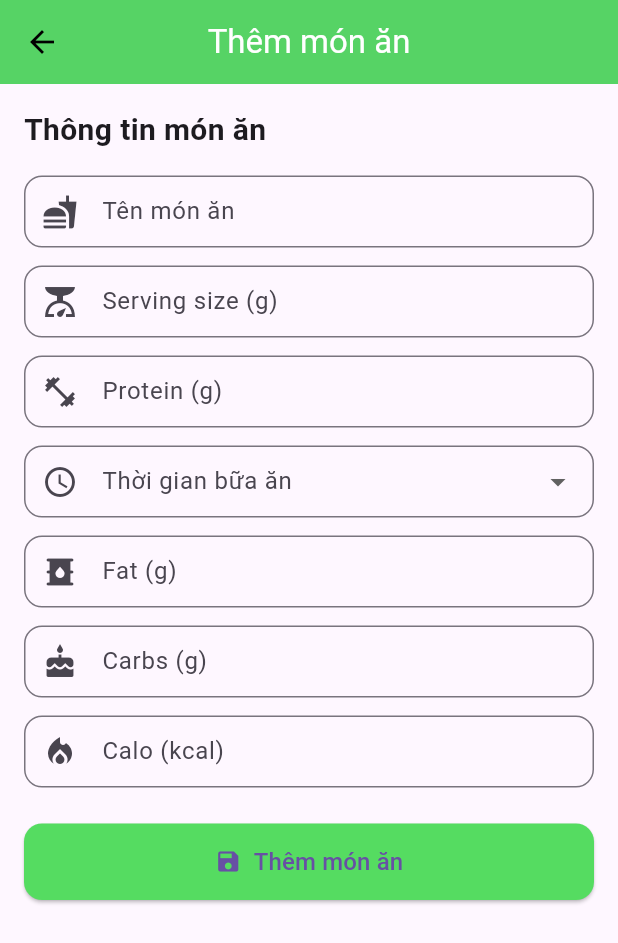
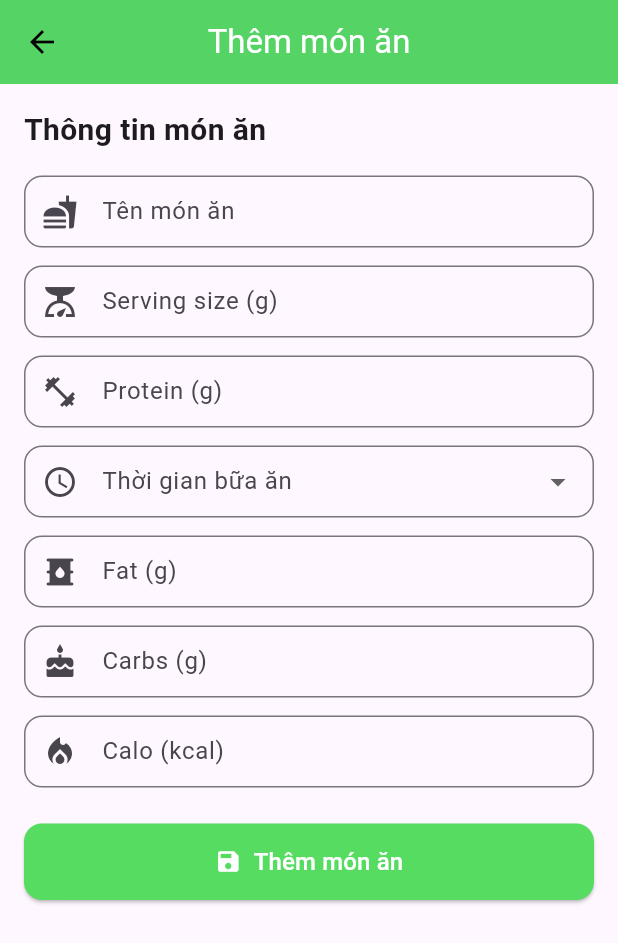
Before and after one commit to Son301203/daily_calo, a Flutter app: the MealScreen screen opened by its route, after a tap on the "add" icon, on a phone screen of 412 x 824 dp. Shown: the top 943 px of the screen. Run offline on Flutter 3.47's test engine with Material 3 defaults, Android fonts, the phone set to English and light mode, and no system bars; our stand-ins replace cloud_firestore, firebase_auth, firebase_core, get; accounts and stored records are empty.

Commit message:
Meal, Meal Detail, Meal Management Controller

```diff
--- /dev/null
+++ b/lib/controllers/meal_management_controller.dart
@@ -0,0 +1,64 @@
+import 'package:cloud_firestore/cloud_firestore.dart';
+import 'package:firebase_auth/firebase_auth.dart';
+import 'package:daily_calo/models/meal.dart';
+
+class MealManagementController {
+  final CollectionReference mealsCollection = FirebaseFirestore.instance
+      .collection('Meals');
+  final FirebaseAuth auth = FirebaseAuth.instance;
+
+  // Get user ID
+  String? getCurrentUserId() {
+    return auth.currentUser?.uid;
+  }
+
+  // Add
+  Future<void> addMeal(Meal meal) async {
+    final userId = getCurrentUserId();
+
+    await mealsCollection.add({
+      ...meal.toMap(),
+      'user_id': userId,
+    });
+  }
+
+  // Update
+  Future<void> updateMeal(Meal meal) async {
+    await mealsCollection.doc(meal.id).update(meal.toMap());
+  }
+
+  // delete
+  Future<void> deleteMeal(String mealId) async {
+    await mealsCollection.doc(mealId).delete();
+  }
+
+  // Get mealtype
+  Stream<List<Meal>> getMealType(String mealType) {
+    final userId = getCurrentUserId();
+
+    return mealsCollection
+        .where('user_id', isEqualTo: userId)
+        .where('period_time', isEqualTo: mealType)
+        .snapshots()
+        .map(
+          (snapshot) =>
+              snapshot.docs
+                  .map(
+                    (doc) => Meal.fromMap(
+                      doc.id,
+                      doc.data() as Map<String, dynamic>,
+                    ),
+                  )
+                  .toList(),
+        );
+  }
+
+  //Get meal
+  Future<Meal?> getMeal(String mealId) async {
+    final doc = await mealsCollection.doc(mealId).get();
+    if (doc.exists) {
+      return Meal.fromMap(doc.id, doc.data() as Map<String, dynamic>);
+    }
+    return null;
+  }
+}
--- a/lib/views/screens/manage_meal_screen.dart
+++ b/lib/views/screens/manage_meal_screen.dart
@@ -1,54 +1,55 @@
 import 'package:daily_calo/utils/app_color.dart';
+import 'package:firebase_auth/firebase_auth.dart';
 import 'package:flutter/material.dart';
+import 'package:daily_calo/models/meal.dart';
 
 class ManageMealScreen extends StatefulWidget {
-  final Map<String, dynamic>? dish;
+  final Meal? meal;
 
-  const ManageMealScreen({super.key, this.dish});
+  const ManageMealScreen({super.key, this.meal});
 
   @override
   State<ManageMealScreen> createState() => _ManageMealScreenState();
 }
 
 class _ManageMealScreenState extends State<ManageMealScreen> {
-  final _formKey = GlobalKey<FormState>();
-  final _nameController = TextEditingController();
-  final _servingSizeController = TextEditingController();
-  final _proteinController = TextEditingController();
-  final _fatController = TextEditingController();
-  final _carbsController = TextEditingController();
-  final _caloriesController = TextEditingController();
-  String? _selectedPeriodTime;
+  final formKey = GlobalKey<FormState>();
+  final nameController = TextEditingController();
+  final servingSizeController = TextEditingController();
+  final proteinController = TextEditingController();
+  final fatController = TextEditingController();
+  final carbsController = TextEditingController();
+  final caloriesController = TextEditingController();
+  String? selectedPeriodTime;
 
-  final List<String> _periodTimes = ['Bữa sáng', 'Bữa trưa', 'Bữa tối'];
+  final List<String> periodTimes = ['Bữa sáng', 'Bữa trưa', 'Bữa tối'];
 
   @override
   void initState() {
     super.initState();
-    // Điền sẵn dữ liệu nếu dish được truyền vào
-    if (widget.dish != null) {
-      _nameController.text = widget.dish!['name'];
-      _servingSizeController.text = widget.dish!['serving_size'].toString();
-      _proteinController.text = widget.dish!['protein'].toString();
-      _fatController.text = widget.dish!['fat'].toString();
-      _carbsController.text = widget.dish!['carbs'].toString();
-      _caloriesController.text = widget.dish!['calories'].toString();
-      _selectedPeriodTime = widget.dish!['period_time'];
+    if (widget.meal != null) {
+      nameController.text = widget.meal!.title;
+      servingSizeController.text = widget.meal!.servingSize.toString();
+      proteinController.text = widget.meal!.protein.toString();
+      fatController.text = widget.meal!.fat.toString();
+      carbsController.text = widget.meal!.carbs.toString();
+      caloriesController.text = widget.meal!.calo.toString();
+      selectedPeriodTime = widget.meal!.periodTime;
     }
   }
 
   @override
   void dispose() {
-    _nameController.dispose();
-    _servingSizeController.dispose();
-    _proteinController.dispose();
-    _fatController.dispose();
-    _carbsController.dispose();
-    _caloriesController.dispose();
+    nameController.dispose();
+    servingSizeController.dispose();
+    proteinController.dispose();
+    fatController.dispose();
+    carbsController.dispose();
+    caloriesController.dispose();
     super.dispose();
   }
 
-  InputDecoration _inputDecoration(String label, {IconData? icon}) {
+  InputDecoration inputDecoration(String label, {IconData? icon}) {
     return InputDecoration(
       labelText: label,
       prefixIcon: icon != null ? Icon(icon) : null,
@@ -61,7 +62,7 @@ class _ManageMealScreenState extends State<ManageMealScreen> {
 
   @override
   Widget build(BuildContext context) {
-    final isEditMode = widget.dish != null;
+    final isEditMode = widget.meal != null;
 
     return Scaffold(
       appBar: AppBar(
@@ -75,7 +76,7 @@ class _ManageMealScreenState extends State<ManageMealScreen> {
       body: Padding(
         padding: const EdgeInsets.all(16.0),
         child: Form(
-          key: _formKey,
+          key: formKey,
           child: ListView(
             children: [
               const Text(
@@ -84,15 +85,15 @@ class _ManageMealScreenState extends State<ManageMealScreen> {
               ),
               const SizedBox(height: 16),
               TextFormField(
-                controller: _nameController,
-                decoration: _inputDecoration('Tên món ăn', icon: Icons.fastfood),
+                controller: nameController,
+                decoration: inputDecoration('Tên món ăn', icon: Icons.fastfood),
                 validator: (value) =>
                     (value == null || value.isEmpty) ? 'Vui lòng nhập tên món ăn' : null,
               ),
               const SizedBox(height: 12),
               TextFormField(
-                controller: _servingSizeController,
-                decoration: _inputDecoration('Serving size (g)', icon: Icons.scale),
+                controller: servingSizeController,
+                decoration: inputDecoration('Serving size (g)', icon: Icons.scale),
                 keyboardType: TextInputType.number,
                 validator: (value) {
                   if (value == null || value.isEmpty) return 'Vui lòng nhập serving size';
@@ -102,8 +103,8 @@ class _ManageMealScreenState extends State<ManageMealScreen> {
               ),
               const SizedBox(height: 12),
               TextFormField(
-                controller: _proteinController,
-                decoration: _inputDecoration('Protein (g)', icon: Icons.fitness_center),
+                controller: proteinController,
+                decoration: inputDecoration('Protein (g)', icon: Icons.fitness_center),
                 keyboardType: TextInputType.number,
                 validator: (value) {
                   if (value == null || value.isEmpty) return 'Vui lòng nhập protein';
@@ -113,22 +114,22 @@ class _ManageMealScreenState extends State<ManageMealScreen> {
               ),
               const SizedBox(height: 12),
               DropdownButtonFormField<String>(
-                decoration: _inputDecoration('Thời gian bữa ăn', icon: Icons.schedule),
-                value: _selectedPeriodTime,
-                items: _periodTimes.map((period) {
+                decoration: inputDecoration('Thời gian bữa ăn', icon: Icons.schedule),
+                value: selectedPeriodTime,
+                items: periodTimes.map((period) {
                   return DropdownMenuItem(
                     value: period,
                     child: Text(period),
                   );
                 }).toList(),
-                onChanged: (value) => setState(() => _selectedPeriodTime = value),
+                onChanged: (value) => setState(() => selectedPeriodTime = value),
                 validator: (value) =>
                     value == null ? 'Vui lòng chọn thời gian bữa ăn' : null,
               ),
               const SizedBox(height: 12),
               TextFormField(
-                controller: _fatController,
-                decoration: _inputDecoration('Fat (g)', icon: Icons.oil_barrel),
+                controller: fatController,
+                decoration: inputDecoration('Fat (g)', icon: Icons.oil_barrel),
                 keyboardType: const TextInputType.numberWithOptions(decimal: true),
                 validator: (value) {
                   if (value == null || value.isEmpty) return 'Vui lòng nhập fat';
@@ -138,8 +139,8 @@ class _ManageMealScreenState extends State<ManageMealScreen> {
               ),
               const SizedBox(height: 12),
               TextFormField(
-                controller: _carbsController,
-                decoration: _inputDecoration('Carbs (g)', icon: Icons.cake),
+                controller: carbsController,
+                decoration: inputDecoration('Carbs (g)', icon: Icons.cake),
                 keyboardType: TextInputType.number,
                 validator: (value) {
                   if (value == null || value.isEmpty) return 'Vui lòng nhập carbs';
@@ -149,8 +150,8 @@ class _ManageMealScreenState extends State<ManageMealScreen> {
               ),
               const SizedBox(height: 12),
               TextFormField(
-                controller: _caloriesController,
-                decoration: _inputDecoration('Calo (kcal)', icon: Icons.local_fire_department),
+                controller: caloriesController,
+                decoration: inputDecoration('Calo (kcal)', icon: Icons.local_fire_department),
                 keyboardType: TextInputType.number,
                 validator: (value) {
                   if (value == null || value.isEmpty) return 'Vui lòng nhập calo';
@@ -162,10 +163,10 @@ class _ManageMealScreenState extends State<ManageMealScreen> {
               SizedBox(
                 width: double.infinity,
                 child: ElevatedButton.icon(
-                  icon: const Icon(Icons.save),
+                  icon: const Icon(Icons.save, color: AppColors.whiteText,),
                   label: Text(
                     isEditMode ? 'Lưu chỉnh sửa' : 'Thêm món ăn',
-                    style: const TextStyle(fontSize: 16),
+                    style: const TextStyle(fontSize: 16, color: AppColors.whiteText),
                   ),
                   style: ElevatedButton.styleFrom(
                     backgroundColor: AppColors.primary,
@@ -175,17 +176,20 @@ class _ManageMealScreenState extends State<ManageMealScreen> {
                     ),
                   ),
                   onPressed: () {
-                    if (_formKey.currentState!.validate()) {
-                      final dishData = {
-                        'name': _nameController.text,
-                        'serving_size': int.parse(_servingSizeController.text),
-                        'protein': int.parse(_proteinController.text),
-                        'period_time': _selectedPeriodTime,
-                        'fat': double.parse(_fatController.text),
-                        'carbs': int.parse(_carbsController.text),
-                        'calories': int.parse(_caloriesController.text),
-                      };
-                      Navigator.pop(context, dishData);
+                    if (formKey.currentState!.validate()) {
+                      final userId = FirebaseAuth.instance.currentUser?.uid ?? '';
+                      final mealData = Meal(
+                        id: widget.meal?.id ?? '',
+                        title: nameController.text,
+                        servingSize: int.parse(servingSizeController.text),
+                        protein: int.parse(proteinController.text),
+                        periodTime: selectedPeriodTime!,
+                        fat: double.parse(fatController.text),
+                        carbs: int.parse(carbsController.text),
+                        calo: int.parse(caloriesController.text),
+                        userId: isEditMode ? widget.meal!.userId : userId,
+                      );
+                      Navigator.pop(context, mealData);
                     }
                   },
                 ),
--- a/lib/views/screens/meal_screen.dart
+++ b/lib/views/screens/meal_screen.dart
@@ -1,3 +1,5 @@
+import 'package:daily_calo/controllers/meal_management_controller.dart';
+import 'package:daily_calo/models/meal.dart';
 import 'package:daily_calo/utils/app_color.dart';
 import 'package:flutter/material.dart';
 import 'manage_meal_screen.dart';
@@ -11,52 +13,13 @@ class MealScreen extends StatefulWidget {
 }
 
 class _MealScreenState extends State<MealScreen> {
-  final List<String> _meals = ['Bữa sáng', 'Bữa trưa', 'Bữa tối'];
-  int _selectedMealIndex = 0;
+  final List<String> meals = ['Bữa sáng', 'Bữa trưa', 'Bữa tối'];
+  int selectedMealIndex = 0;
 
-  final List<Map<String, dynamic>> _dishes = [
-    {
-      'name': 'Cháo yến mạch',
-      'serving_size': 200,
-      'protein': 5,
-      'period_time': 'Bữa sáng',
-      'fat': 2.5,
-      'carbs': 27,
-      'calories': 150,
-    },
-    {
-      'name': 'Cháo',
-      'serving_size': 250,
-      'protein': 6,
-      'period_time': 'Bữa sáng',
-      'fat': 3.0,
-      'carbs': 30,
-      'calories': 250,
-    },
-    {
-      'name': 'Cơm chiên trứng',
-      'serving_size': 300,
-      'protein': 10,
-      'period_time': 'Bữa trưa',
-      'fat': 12.0,
-      'carbs': 40,
-      'calories': 300,
-    },
-    {
-      'name': 'Salad rau củ',
-      'serving_size': 150,
-      'protein': 2,
-      'period_time': 'Bữa tối',
-      'fat': 1.0,
-      'carbs': 15,
-      'calories': 100,
-    },
-  ];
+  final MealManagementController controller = MealManagementController();
 
   @override
   Widget build(BuildContext context) {
-    final filteredDishes = _dishes.where((dish) => dish['period_time'] == _meals[_selectedMealIndex]).toList();
-
     return Scaffold(
       appBar: AppBar(
         title: const Text(
@@ -69,16 +32,16 @@ class _MealScreenState extends State<MealScreen> {
             icon: const Icon(Icons.add),
             color: AppColors.whiteText,
             onPressed: () async {
-              final newDish = await Navigator.push(
+              final newMeal = await Navigator.push(
                 context,
-                MaterialPageRoute(builder: (context) => const ManageMealScreen()),
+                MaterialPageRoute(
+                  builder: (context) => const ManageMealScreen(),
+                ),
               );
-              if (newDish != null) {
-                setState(() {
-                  _dishes.add(newDish);
-                });
+              if (newMeal != null) {
+                await controller.addMeal(newMeal);
                 ScaffoldMessenger.of(context).showSnackBar(
-                  SnackBar(content: Text('Đã thêm ${newDish['name']}')),
+                  SnackBar(content: Text('Đã thêm ${newMeal.title}')),
                 );
               }
             },
@@ -92,21 +55,28 @@ class _MealScreenState extends State<MealScreen> {
             color: Colors.grey[200],
             child: Row(
               mainAxisAlignment: MainAxisAlignment.spaceEvenly,
-              children: _meals.asMap().entries.map((entry) {
+              children:
+                  meals.asMap().entries.map((entry) {
                     int index = entry.key;
                     String meal = entry.value;
                     return GestureDetector(
                       onTap: () {
                         setState(() {
-                      _selectedMealIndex = index;
+                          selectedMealIndex = index;
                         });
                       },
                       child: Container(
-                    padding: const EdgeInsets.symmetric(vertical: 12, horizontal: 20),
+                        padding: const EdgeInsets.symmetric(
+                          vertical: 12,
+                          horizontal: 20,
+                        ),
                         decoration: BoxDecoration(
                           border: Border(
                             bottom: BorderSide(
-                          color: _selectedMealIndex == index ? AppColors.primary : Colors.transparent,
+                              color:
+                                  selectedMealIndex == index
+                                      ? AppColors.primary
+                                      : Colors.transparent,
                               width: 2,
                             ),
                           ),
@@ -114,8 +84,14 @@ class _MealScreenState extends State<MealScreen> {
                         child: Text(
                           meal,
                           style: TextStyle(
-                        fontWeight: _selectedMealIndex == index ? FontWeight.bold : FontWeight.normal,
-                        color: _selectedMealIndex == index ? AppColors.primary : Colors.black,
+                            fontWeight:
+                                selectedMealIndex == index
+                                    ? FontWeight.bold
+                                    : FontWeight.normal,
+                            color:
+                                selectedMealIndex == index
+                                    ? AppColors.primary
+                                    : Colors.black,
                           ),
                         ),
                       ),
@@ -125,57 +101,63 @@ class _MealScreenState extends State<MealScreen> {
           ),
           // List Meal
           Expanded(
-            child: ListView.builder(
-              itemCount: filteredDishes.length,
+            child: StreamBuilder<List<Meal>>(
+              stream: controller.getMealType(meals[selectedMealIndex]),
+              builder: (context, snapshot) {
+                if (snapshot.connectionState == ConnectionState.waiting) {
+                  return const Center(child: CircularProgressIndicator());
+                }
+                if (snapshot.hasError) {
+                  return Center(child: Text('Co lỗi xay ra'));
+                }
+                final dishs = snapshot.data ?? [];
+                return ListView.builder(
+                  itemCount: dishs.length,
                   itemBuilder: (context, index) {
-                final dish = filteredDishes[index];
+                    final dish = dishs[index];
                     return ListTile(
-                  title: Text(dish['name']),
-                  subtitle: Text("${dish['period_time']} - ${dish['calories']} kcal"),
+                      title: Text(dish.title),
+                      subtitle: Text("${dish.periodTime} - ${dish.calo} kcal"),
                       trailing: Row(
                         mainAxisSize: MainAxisSize.min,
                         children: [
                           IconButton(
                             icon: const Icon(Icons.edit, color: Colors.blue),
                             onPressed: () async {
-                          final updatedDish = await Navigator.push(
+                              final updatedMeal = await Navigator.push(
                                 context,
                                 MaterialPageRoute(
-                              builder: (context) => ManageMealScreen(dish: dish),
+                                  builder: (context) => ManageMealScreen(meal: dish),
                                 ),
                               );
-                          if (updatedDish != null) {
-                            setState(() {
-                              final dishIndex = _dishes.indexWhere((item) => item['name'] == dish['name']);
-                              if (dishIndex != -1) {
-                                _dishes[dishIndex] = updatedDish;
+                              if (updatedMeal != null) {
+                                await controller.updateMeal(updatedMeal);
+                                if (context.mounted) {
+                                  ScaffoldMessenger.of(context).showSnackBar(
+                                    SnackBar(content: Text('Đã cập nhật ${updatedMeal.title}')),
+                                  );
                                 }
-                            });
-                            ScaffoldMessenger.of(context).showSnackBar(
-                              SnackBar(content: Text('Đã cập nhật ${updatedDish['name']}')),
-                            );
                               }
                             },
                           ),
                           IconButton(
                             icon: const Icon(Icons.delete, color: Colors.red),
-                        onPressed: () {
-                          setState(() {
-                            _dishes.removeWhere((item) => item['name'] == dish['name']);
-                          });
+                            onPressed: () async {
+                              await controller.deleteMeal(dish.id);
+                              if (context.mounted) {
                                 ScaffoldMessenger.of(context).showSnackBar(
-                            SnackBar(content: Text('Đã xóa ${dish['name']}')),
+                                  SnackBar(content: Text('Đã xóa ${dish.title}')),
+                                );
+                              }
+                            },
+                          ),
+                        ]
+                      ),
+                      onTap: (){
+                        Navigator.push(context,
+                          MaterialPageRoute(builder: (context) => MealDetailScreen(meal: dish) )
                         );
                       },
-                      ),
-                    ],
-                  ),
-                  onTap: () {
-                    Navigator.push(
-                      context,
-                      MaterialPageRoute(
-                        builder: (context) => MealDetailScreen(dish: dish),
-                      ),
                     );
                   },
                 );
```
Also changed, not shown: lib/models/meal.dart (+29 -0 lines), lib/views/screens/meal_detail_screen.dart (+11 -10 lines). Lines whose indentation alone changed are shown as unchanged.
